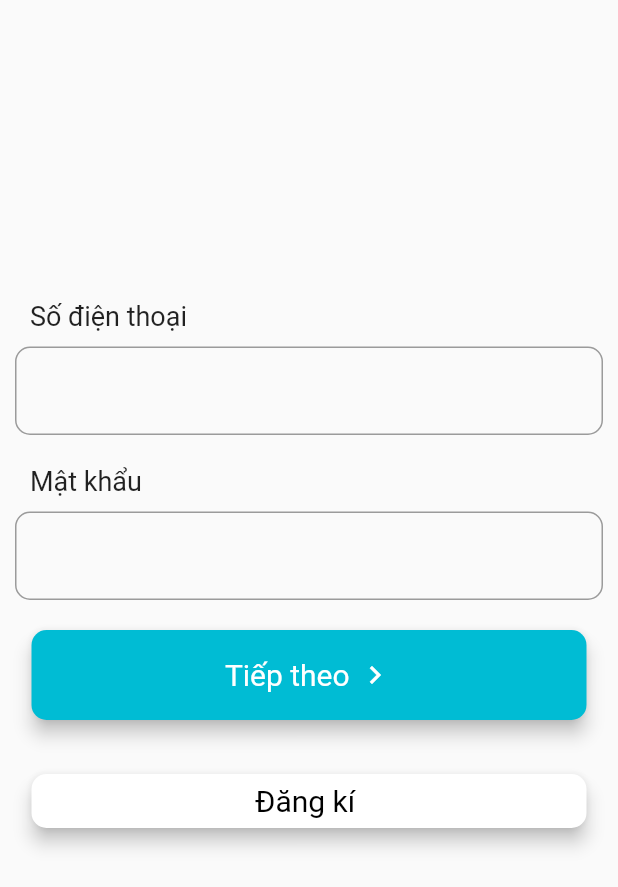
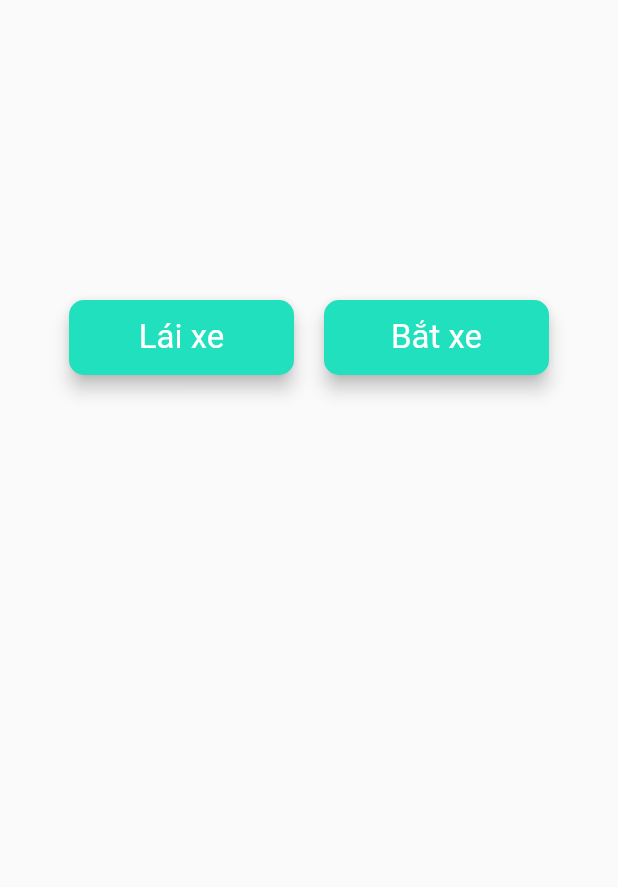
Before and after one commit to alexander-thien/GrabVN, a Flutter app: the screen it shows after launch, after a tap on "Tiếp theo", on a phone screen of 412 x 824 dp. Shown: the top 887 px of the screen. Run offline on Flutter 3.47's test engine with Material 2 defaults, Android fonts, the phone set to English and light mode, and no system bars.

Commit message:
create page chosing options

```diff
--- a/lib/routes/app_routes.dart
+++ b/lib/routes/app_routes.dart
@@ -1,6 +1,6 @@
 import 'package:flutter/material.dart';
 import '../screens/login_page.dart';
-
+import '../screens/chose_driver_booker_page.dart';
 import '../screens/new_account_page.dart';
 
 class AppRoute {
@@ -12,6 +12,9 @@ class AppRoute {
       case LoginPage.routeName:
         return MaterialPageRoute(
             builder: (context) => LoginPage(), settings: settings);
+      case ChoseDriverBookerPage.routeName:
+        return MaterialPageRoute(
+            builder: (context) => ChoseDriverBookerPage(), settings: settings);
     }
   }
 }
--- /dev/null
+++ b/lib/screens/chose_driver_booker_page.dart
@@ -0,0 +1,81 @@
+import 'package:flutter/material.dart';
+
+class ChoseDriverBookerPage extends StatefulWidget {
+  static const String routeName = 'ChoseDriverBookerPage';
+
+  @override
+  State<StatefulWidget> createState() {
+    return _ChoseDriverBookerPage();
+  }
+}
+
+class _ChoseDriverBookerPage extends State<ChoseDriverBookerPage> {
+  @override
+  Widget build(BuildContext context) {
+    return SafeArea(
+      child: Scaffold(
+        body: Container(
+          padding: const EdgeInsets.symmetric(horizontal: 20),
+          child: Column(children: <Widget>[
+            const SizedBox(height: 200),
+            Row(
+              mainAxisAlignment: MainAxisAlignment.center,
+              crossAxisAlignment: CrossAxisAlignment.center,
+              children: <Widget>[
+                InkWell(
+                  onTap: () {},
+                  child: SizedBox(
+                    height: 50,
+                    width: 150,
+                    child: ElevatedButton(
+                      onPressed: () {},
+                      style: TextButton.styleFrom(
+                          elevation: 5,
+                          backgroundColor:
+                              const Color.fromRGBO(33, 224, 189, 1),
+                          padding: const EdgeInsets.symmetric(
+                              horizontal: 20, vertical: 10),
+                          textStyle: const TextStyle(fontSize: 22),
+                          shape: RoundedRectangleBorder(
+                              borderRadius: BorderRadius.circular(10))),
+                      child: const Text(
+                        'Lái xe',
+                        style: TextStyle(color: Colors.white),
+                      ),
+                    ),
+                  ),
+                ),
+                const SizedBox(
+                  width: 20,
+                ),
+                InkWell(
+                  onTap: () {},
+                  child: SizedBox(
+                    height: 50,
+                    width: 150,
+                    child: ElevatedButton(
+                      onPressed: () {},
+                      style: TextButton.styleFrom(
+                          elevation: 5,
+                          backgroundColor:
+                              const Color.fromRGBO(33, 224, 189, 1),
+                          padding: const EdgeInsets.symmetric(
+                              horizontal: 20, vertical: 10),
+                          textStyle: const TextStyle(fontSize: 22),
+                          shape: RoundedRectangleBorder(
+                              borderRadius: BorderRadius.circular(10))),
+                      child: const Text(
+                        'Bắt xe',
+                        style: TextStyle(color: Colors.white),
+                      ),
+                    ),
+                  ),
+                )
+              ],
+            )
+          ]),
+        ),
+      ),
+    );
+  }
+}
--- a/lib/screens/widgets/login_form.dart
+++ b/lib/screens/widgets/login_form.dart
@@ -1,6 +1,7 @@
 // ignore_for_file: use_key_in_widget_constructors
 
 import 'package:flutter/material.dart';
+import 'package:grabvn/screens/chose_driver_booker_page.dart';
 import '../new_account_page.dart';
 
 class LoginForm extends StatefulWidget {
@@ -50,7 +51,10 @@ class _LoginForm extends State<LoginForm> {
             ),
             const SizedBox(height: 20),
             ElevatedButton(
-              onPressed: () {},
+              onPressed: () {
+                Navigator.of(context)
+                    .pushNamed(ChoseDriverBookerPage.routeName);
+              },
               style: TextButton.styleFrom(
                   elevation: 5,
                   fixedSize: const Size(370, 60),
```
